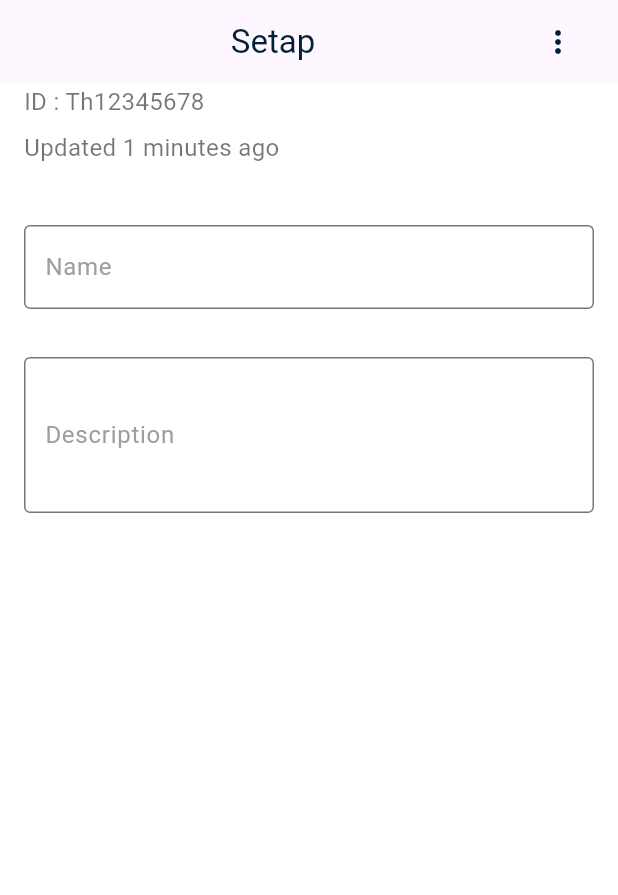
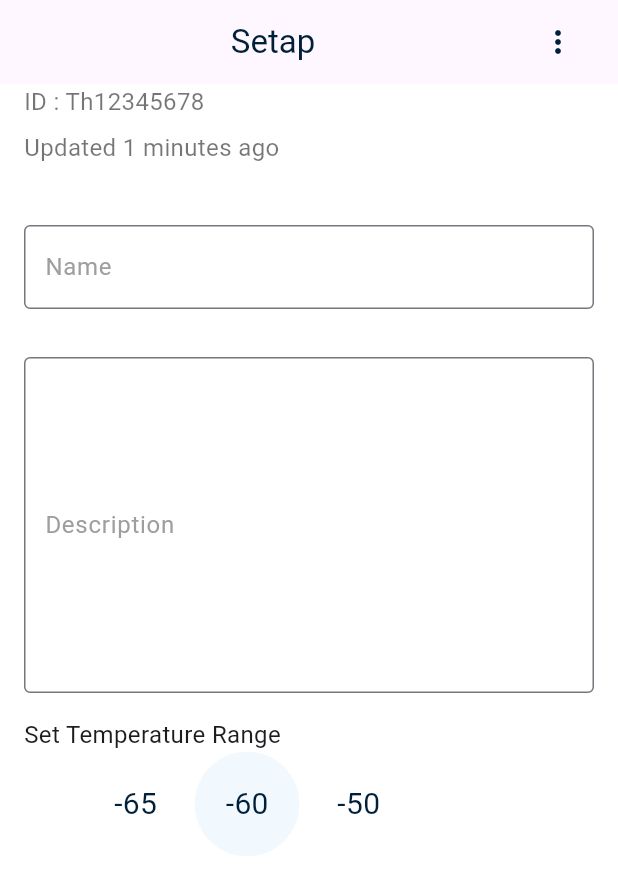
Before and after one commit to Saeed1386Eslami/thermocall, a Flutter app: the screen it shows after launch, on a phone screen of 412 x 824 dp. Shown: the top 895 px of the screen. Run offline on Flutter 3.47's test engine with Material 3 defaults, Android fonts, the light colour scheme and no system bars.

Commit message:
Add numbers

```diff
--- a/lib/home/view/setup.dart
+++ b/lib/home/view/setup.dart
@@ -72,7 +72,7 @@ class SetupPage extends StatelessWidget {
                     horizontal: 10,
                     vertical: 16,
                   ),
-              ),
+                ),
               ),
               Padding(padding: EdgeInsets.only(bottom: 32)),
               TextField(
@@ -83,10 +83,51 @@ class SetupPage extends StatelessWidget {
                   labelStyle: TextStyle(color: Colors.grey, fontSize: textSize),
                   contentPadding: EdgeInsets.symmetric(
                     horizontal: 10,
-                    vertical: 40,
+                    vertical: 100,
                   ),
                 ),
               ),
+              Padding(padding: EdgeInsets.only(bottom: 16)),
+              Text("Set Temperature Range" , style: TextStyle(
+                fontSize: 16
+              ),),
+
+              Row(
+                children: [
+                  Padding(padding: EdgeInsets.only( right: 60)),
+                  Text(
+                    "-65",
+                    style: TextStyle(color: Color(0XFF002039), fontSize: 20),
+                  ),
+                  Padding(padding: EdgeInsets.only(left: 25)),
+
+                  ClipRRect(
+                    borderRadius: BorderRadius.circular(360),
+                    child: Container(
+                      height: 70,
+                      width: 70,
+                      color: Color(0xFFF1F9FF),
+                      child: Padding(
+                        padding: EdgeInsets.all(10),
+                        child: Center(
+                          child: Text(
+                            "-60",
+                            style: TextStyle(
+                                color: Color(0XFF002039), fontSize: 20),
+                          ),
+                        ),
+                      ),
+                    ),
+                  ),
+                  Padding(
+                    padding: EdgeInsets.only(left: 25),
+                    child: Text(
+                      "-50",
+                      style: TextStyle(color: Color(0XFF002039), fontSize: 20),
+                    ),
+                  ),
+                ],
+              )
             ],
           ),
         ),
```
